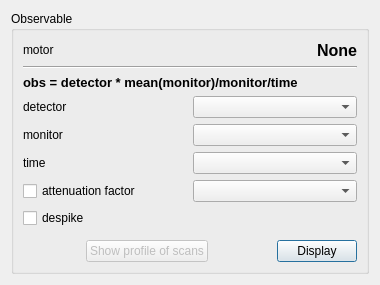
Old version of the form iintgui/ui/iintobservable.ui in the repository syncope/iint-gui.
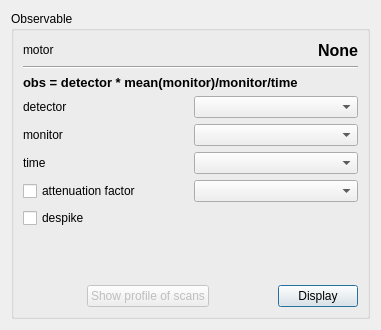
New version of the form.

Commit message: + fix first part of "show scan profile" button activation  ++ there is no need to be abled to do it before the observable has been calculated

Patch:
```diff
--- a/iintgui/ui/iintobservable.ui
+++ b/iintgui/ui/iintobservable.ui
@@ -6,8 +6,8 @@
    <rect>
     <x>0</x>
     <y>0</y>
-    <width>380</width>
-    <height>285</height>
+    <width>381</width>
+    <height>330</height>
    </rect>
   </property>
   <property name="windowTitle">
```
The commit also changes 1 other file.
